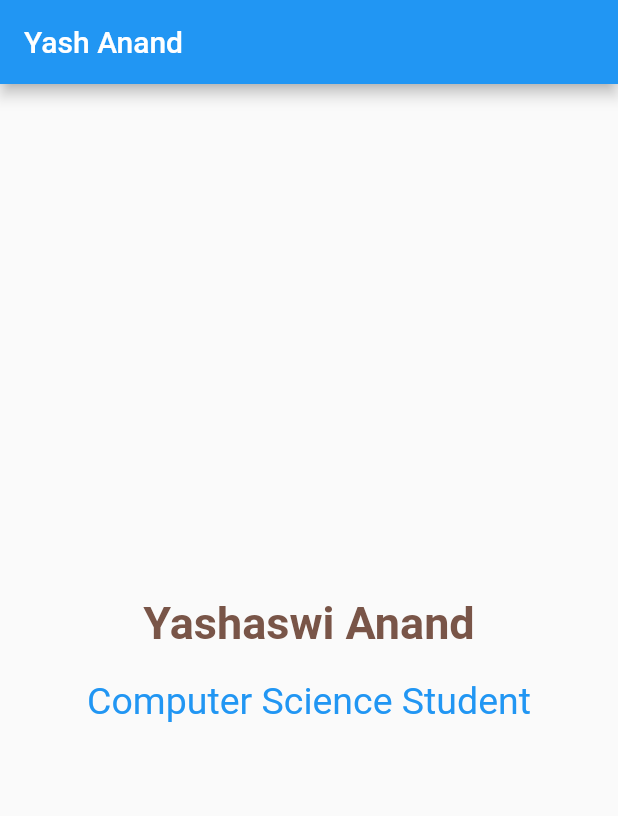
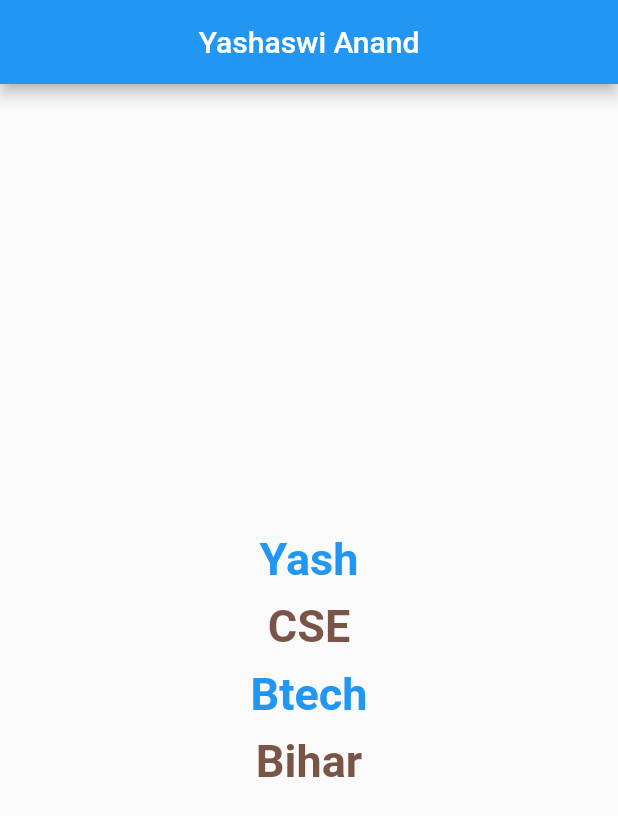
Before and after one commit to Yashaswi-Anand/yashfolio, a Flutter app: the screen it shows after launch, on a phone screen of 412 x 824 dp. Shown: the top 816 px of the screen. Run offline on Flutter 3.47's test engine with Material 2 defaults, Android fonts, the light colour scheme and no system bars; drawn by our look-alikes of velocity_x; our stand-ins replace get.

Commit message:
layout checking

```diff
--- a/lib/main.dart
+++ b/lib/main.dart
@@ -1,4 +1,8 @@
 import 'package:flutter/material.dart';
+import 'package:velocity_x/velocity_x.dart';
+import 'Screens/homePage.dart';
+import 'package:get/get.dart';
+//import 'package:provider/provider.dart';
 
 void main() {
   runApp(MyApp());
@@ -13,30 +17,51 @@ class MyApp extends StatelessWidget {
       theme: ThemeData(
         primarySwatch: Colors.blue,
       ),
-      home: MyHomePage(),
+      home: Demo(),
     );
   }
 }
-class MyHomePage extends StatelessWidget {
-  const MyHomePage({Key? key}) : super(key: key);
+
+class Demo extends StatelessWidget {
+  const Demo({Key? key}) : super(key: key);
 
   @override
   Widget build(BuildContext context) {
     return Scaffold(
       appBar: AppBar(
-        title: Text("Yash Anand"),
+        title: Center(child: Text("Yashaswi Anand")),
       ),
-      body: Center(
-        child: Column(
-          mainAxisAlignment: MainAxisAlignment.center,
-          crossAxisAlignment: CrossAxisAlignment.center,
+      body:  VxDevice(
+        mobile: Center(
+          child: Column(
+            mainAxisAlignment: MainAxisAlignment.center,
+            crossAxisAlignment: CrossAxisAlignment.center,
+            children: [
+              Text("Yash",style: TextStyle(fontWeight: FontWeight.bold,color: Colors.blue,fontSize: 30),),
+              SizedBox(height: 10,),
+              Text("CSE",style: TextStyle(fontWeight: FontWeight.bold,color: Colors.brown,fontSize: 30),),
+              SizedBox(height: 10,),
+              Text("Btech",style: TextStyle(fontWeight: FontWeight.bold,color: Colors.blue,fontSize: 30),),
+              SizedBox(height: 10,),
+              Text("Bihar",style: TextStyle(fontWeight: FontWeight.bold,color: Colors.brown,fontSize: 30),),
+            ],
+          ),
+        ), web: Center(
+          child: Row(
+            mainAxisAlignment: MainAxisAlignment.center,
+            crossAxisAlignment: CrossAxisAlignment.center,
           children: [
-            Text("Yashaswi Anand",style: TextStyle(fontWeight: FontWeight.bold,fontSize: 30,color: Colors.brown),),
-            SizedBox(height: 20,),
-            Text("Computer Science Student",style: TextStyle(fontSize: 25,fontWeight: FontWeight.normal, color: Colors.blue),),
+            Text("Yash",style: TextStyle(fontWeight: FontWeight.bold,color: Colors.blue,fontSize: 30),),
+            SizedBox(width: 10,),
+            Text("CSE",style: TextStyle(fontWeight: FontWeight.bold,color: Colors.brown,fontSize: 30),),
+            SizedBox(width: 10,),
+            Text("Btech",style: TextStyle(fontWeight: FontWeight.bold,color: Colors.blue,fontSize: 30),),
+            SizedBox(width: 10,),
+            Text("Bihar",style: TextStyle(fontWeight: FontWeight.bold,color: Colors.brown,fontSize: 30),),
           ],
+      ),
         ),
-      ),
+      )
     );
   }
 }
--- a/pubspec.yaml
+++ b/pubspec.yaml
@@ -28,8 +28,13 @@ dependencies:
   # The following adds the Cupertino Icons font to your application.
   # Use with the CupertinoIcons class for iOS style icons.
   cupertino_icons: ^1.0.2
+  get: ^4.3.6
+  provider: ^5.0.0
+  velocity_x: ^3.3.0
 
 dev_dependencies:
+
+  flutter_config: ^2.0.0
   flutter_test:
     sdk: flutter
 
```
Also changed, not shown: lib/Screens/homePage.dart (+83 -0 lines), pubspec.lock, 1 other file.
